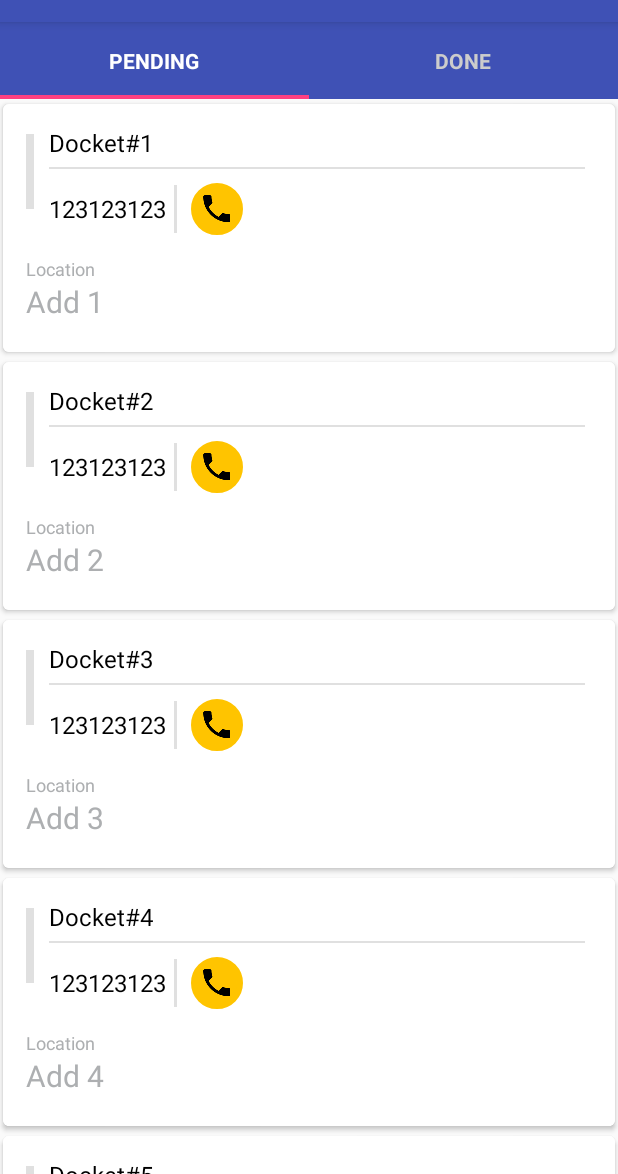
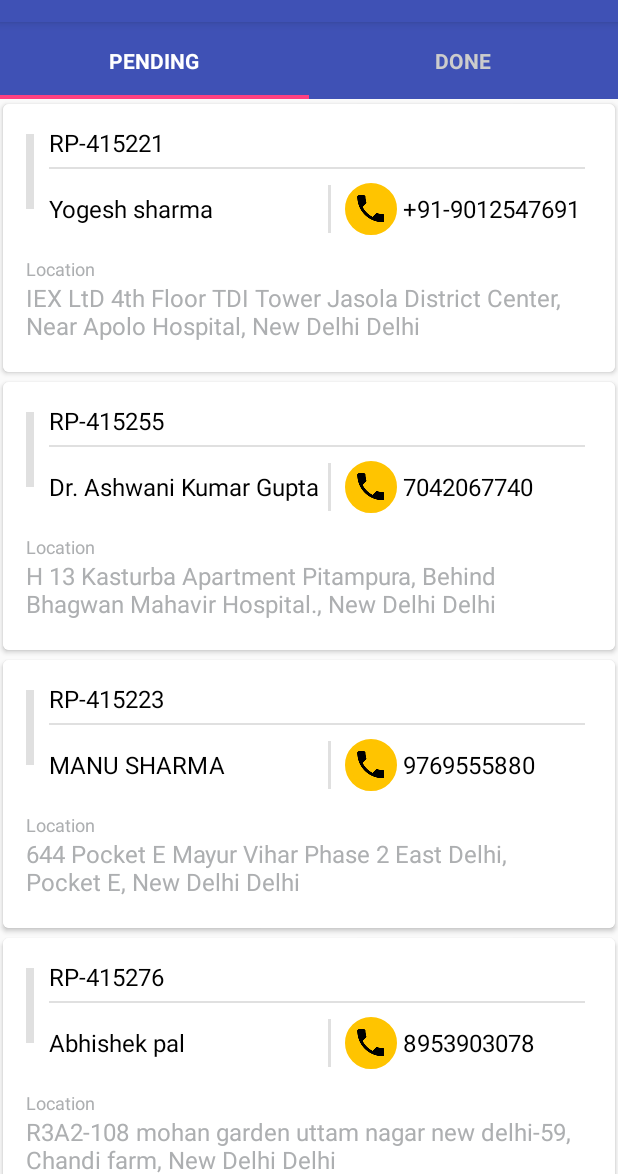
Before and after one commit to yatin009/FieldPickup, an Android app: the screen it shows after launch (MainActivity), on a phone screen of 412 x 824 dp, the part 62-1236 px from its top. Run offline under Robolectric (Android 15) with nearby library versions, the phone set to English and light mode, and no system bars; our stand-ins replace ButterKnife.

Commit message:
temp changes

```diff
--- a/app/src/main/java/io/webguru/fieldpickup/Adapters/PendingDocketAdapter.java
+++ b/app/src/main/java/io/webguru/fieldpickup/Adapters/PendingDocketAdapter.java
@@ -44,6 +44,7 @@ public class PendingDocketAdapter extends RecyclerView.Adapter<PendingDocketAdap
         holder.mDocketNumber.setText(docket.getDocketNumber());
         holder.mContact.setText(docket.getCustoumerContact());
         holder.mLocation.setText(docket.getCustoumerAddress());
+        holder.mCustomerName.setText(docket.getCustomerName());
         holder.mContactButton.setOnClickListener(new View.OnClickListener() {
             @Override
             public void onClick(View view) {
@@ -72,6 +73,7 @@ public class PendingDocketAdapter extends RecyclerView.Adapter<PendingDocketAdap
     public class ViewHolder extends RecyclerView.ViewHolder {
         public final View mView;
         public final TextView mDocketNumber;
+        public final TextView mCustomerName;
         public final TextView mContact;
         public final ImageButton mContactButton;
         public final TextView mLocation;
@@ -83,6 +85,7 @@ public class PendingDocketAdapter extends RecyclerView.Adapter<PendingDocketAdap
             mContact = (TextView) itemView.findViewById(R.id.contact_number);
             mContactButton = (ImageButton) itemView.findViewById(R.id.call_user_button);
             mLocation = (TextView) itemView.findViewById(R.id.docket_location);
+            mCustomerName = (TextView) itemView.findViewById(R.id.customer_name);
         }
     }
 }
--- a/app/src/main/java/io/webguru/fieldpickup/GlobalFunction.java
+++ b/app/src/main/java/io/webguru/fieldpickup/GlobalFunction.java
@@ -10,18 +10,40 @@ import io.webguru.fieldpickup.POJO.Docket;
 
 public class GlobalFunction {
 
+    private static String [] pendingDockets = {"RP-415221","RP-415255","RP-415223","RP-415276","RP-415288"};
+    private static String [] doneDockets = {"RP-415232","RP-415333","RP-415365","RP-415612","RP-415543"};
+
+    private static String [] pendingCustomerName = {"Yogesh sharma","Dr. Ashwani Kumar Gupta","MANU SHARMA","Abhishek pal","puneet vashistha"};
+    private static String [] doneCustomerName = {"Neeraj Joshi","Dr. Gautam Bhattacharya","Shweta Verma","manish dhar","sunil kr sharma"};
+
+    private static String [] pendingContactNumber = {"+91-9012547691","7042067740","9769555880","8953903078","9717394845"};
+    private static String [] doneContactNumber = {"9810214312","9899154267","8287356604","9810345061","9775555430"};
+
+    private static String [] pendingAddressList = {"IEX LtD 4th Floor TDI Tower Jasola District Center, Near Apolo Hospital, New Delhi Delhi",
+            "H 13 Kasturba Apartment Pitampura, Behind Bhagwan Mahavir Hospital., New Delhi Delhi",
+            "644 Pocket E Mayur Vihar Phase 2 East Delhi, Pocket E, New Delhi Delhi",
+            "R3A2-108 mohan garden uttam nagar new delhi-59, Chandi farm, New Delhi Delhi",
+            "Vpo amberhai sec19 dwarka HOUSE NO. 68, Near panchayat ghar, New Delhi Delhi"};
+
+    private static String [] doneAddressList = {"House No. 154 Dayanand Vihar, Near Karkardooma Metro Station, New Delhi Delhi",
+            "HOUSE NO-3, GAYANODAYA SECONDARY PUBLIC SCHOOL DINPUR NAJAFGARH, NEW DELHI Delhi",
+            "D 7/9 SF Exclusive Floors DLF City Phase V, DLF City Phase V, Gurgaon Haryana",
+            "Duplex Bungalow No 7 Type VI M.A.M.C Campus, -, New Delhi Delhi",
+            "IEX LtD 4th Floor TDI Tower Jasola District Center, Near Apolo Hospital, New Delhi Delhi"};
+
+
     public static ArrayList<Docket> getDocketList(boolean isPending){
         ArrayList<Docket> dockets = new ArrayList<>();
-        for(int i=1; i<11; i++){
-            dockets.add(new Docket(isPending, "Docket#"+i, "Add "+i, "123123123"));
+        for(int i=0; i<pendingDockets.length; i++){
+            dockets.add(new Docket(isPending, pendingDockets[i], pendingAddressList[i], pendingContactNumber[i], pendingCustomerName[i]));
         }
         return dockets;
     }
 
     public static ArrayList<Docket> getDoneDocketList(){
         ArrayList<Docket> dockets = new ArrayList<>();
-        for(int i=11; i<21; i++){
-            dockets.add(new Docket(false, "Docket#"+i, "Add "+i, "123123123"));
+        for(int i=0; i<doneDockets.length; i++){
+            dockets.add(new Docket(false, doneDockets[i], doneAddressList[i], doneContactNumber[i], doneCustomerName[i]));
         }
         return dockets;
     }
--- a/app/src/main/java/io/webguru/fieldpickup/POJO/Docket.java
+++ b/app/src/main/java/io/webguru/fieldpickup/POJO/Docket.java
@@ -12,12 +12,14 @@ public class Docket implements Serializable{
     private String custoumerAddress;
     private String custoumerContact;
     private FieldData fieldData;
+    private String customerName;
 
-    public Docket(boolean isPending, String docketNumber, String custoumerAddress, String custoumerContact) {
+    public Docket(boolean isPending, String docketNumber, String custoumerAddress, String custoumerContact,String customerName) {
         this.isPending = isPending;
         this.docketNumber = docketNumber;
         this.custoumerAddress = custoumerAddress;
         this.custoumerContact = custoumerContact;
+        this.customerName = customerName;
     }
 
     public boolean isPending() {
@@ -59,4 +61,12 @@ public class Docket implements Serializable{
     public void setFieldData(FieldData fieldData) {
         this.fieldData = fieldData;
     }
+
+    public String getCustomerName() {
+        return customerName;
+    }
+
+    public void setCustomerName(String customerName) {
+        this.customerName = customerName;
+    }
 }
--- a/app/src/main/res/layout/activity_docket_view.xml
+++ b/app/src/main/res/layout/activity_docket_view.xml
@@ -80,18 +80,27 @@
                 </RadioGroup>
 
             </LinearLayout>
+        <LinearLayout
+            android:layout_width="match_parent"
+            android:layout_height="wrap_content"
+            android:orientation="vertical"
+            android:layout_margin="10dp">
+
+            <TextView
+                style="@style/InputStyleNoMargin"
+                android:text="Quantity" />
 
             <android.support.design.widget.TextInputLayout
-                android:layout_width="match_parent"
+                android:layout_width="100dp"
                 android:layout_height="wrap_content"
-                android:layout_margin="10dp">
+                android:layout_marginLeft="10dp">
 
                 <android.support.design.widget.TextInputEditText
                     android:id="@+id/product_quantity"
                     style="@style/InputStyle"
-                    android:hint="Quantity"
                     android:inputType="number" />
             </android.support.design.widget.TextInputLayout>
+            </LinearLayout>
 
             <LinearLayout
                 android:layout_width="match_parent"
@@ -101,7 +110,7 @@
 
                 <TextView
                     style="@style/InputStyleNoMargin"
-                    android:text="All accessories/ parts available with brand box?"
+                    android:text="All accessories/parts available with brand box?"
                     android:inputType="textMultiLine"/>
 
                 <RadioGroup
--- a/app/src/main/res/layout/listing_cardview.xml
+++ b/app/src/main/res/layout/listing_cardview.xml
@@ -73,16 +73,14 @@
                             android:layout_height="wrap_content">
 
                             <TextView
-                                android:id="@+id/contact_number"
-                                android:layout_width="wrap_content"
+                                android:id="@+id/customer_name"
+                                android:layout_width="0dp"
+                                android:layout_weight=".60"
                                 android:layout_height="wrap_content"
-                                android:ellipsize="marquee"
                                 android:fadingEdge="horizontal"
-                                android:singleLine="true"
                                 android:textColor="@android:color/black"
                                 android:layout_gravity="center_vertical"
                                 android:textSize="16sp" />
-
                             <ImageView
                                 android:layout_width="2dp"
                                 android:layout_height="match_parent"
@@ -97,8 +95,18 @@
                                 android:src="@drawable/ic_call_black_24dp"
                                 android:padding="5dp"
                                 android:layout_margin="4dp"
+                                android:layout_marginRight="0dp"
                                 android:background="@drawable/rounded_button"/>
 
+                            <TextView
+                                android:id="@+id/contact_number"
+                                android:layout_height="wrap_content"
+                                android:layout_width="0dp"
+                                android:layout_weight=".40"
+                                android:fadingEdge="horizontal"
+                                android:textColor="@android:color/black"
+                                android:layout_gravity="center_vertical"
+                                android:textSize="16sp" />
                         </LinearLayout>
                     </LinearLayout>
                 </LinearLayout>
--- a/app/src/main/res/menu/activity_main_drawer.xml
+++ b/app/src/main/res/menu/activity_main_drawer.xml
@@ -10,6 +10,10 @@
             android:id="@+id/nav_sync"
             android:icon="@drawable/ic_sync_black_24dp"
             android:title="Sync" />
+        <item
+            android:id="@+id/nav_logout"
+            android:icon="@drawable/ic_sync_black_24dp"
+            android:title="Log Out" />
 
     </group>
 
--- a/app/src/main/res/values/styles.xml
+++ b/app/src/main/res/values/styles.xml
@@ -70,7 +70,7 @@
 
     <style name="TitleBadgeText" parent="AppTheme">
         <item name="android:textColor">@color/titleBadgeText</item>
-        <item name="android:textSize">20dp</item>
+        <item name="android:textSize">16dp</item>
         <item name="android:layout_width">wrap_content</item>
         <item name="android:layout_height">wrap_content</item>
     </style>
```
